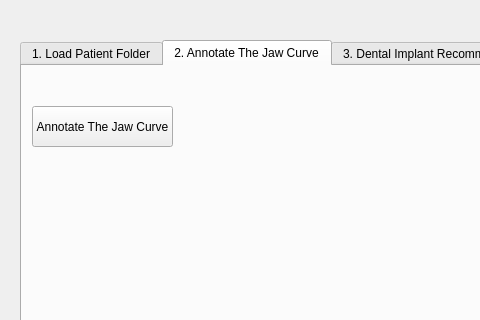
The window that main.ui (mohfarid99/dental-implant-program) describes before a commit, drawn with Qt 5; both pictures show x 0 to 480 and y 0 to 320 of the 756 by 468 pixel window.
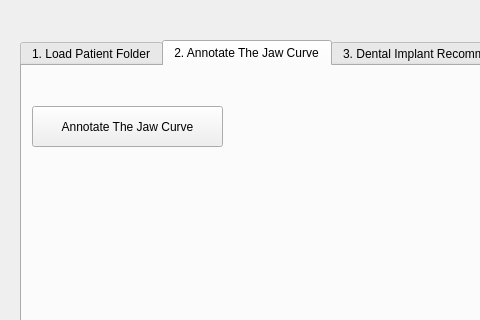
The same window after the commit. The open tabs and pages were chosen to show the change.

Diff of the .ui file:
```diff
--- a/main.ui
+++ b/main.ui
@@ -121,7 +121,7 @@
       <rect>
        <x>10</x>
        <y>40</y>
-       <width>141</width>
+       <width>191</width>
        <height>41</height>
       </rect>
      </property>
```
Left out of the diff: 6 changed lines with no effect on the pictures.
